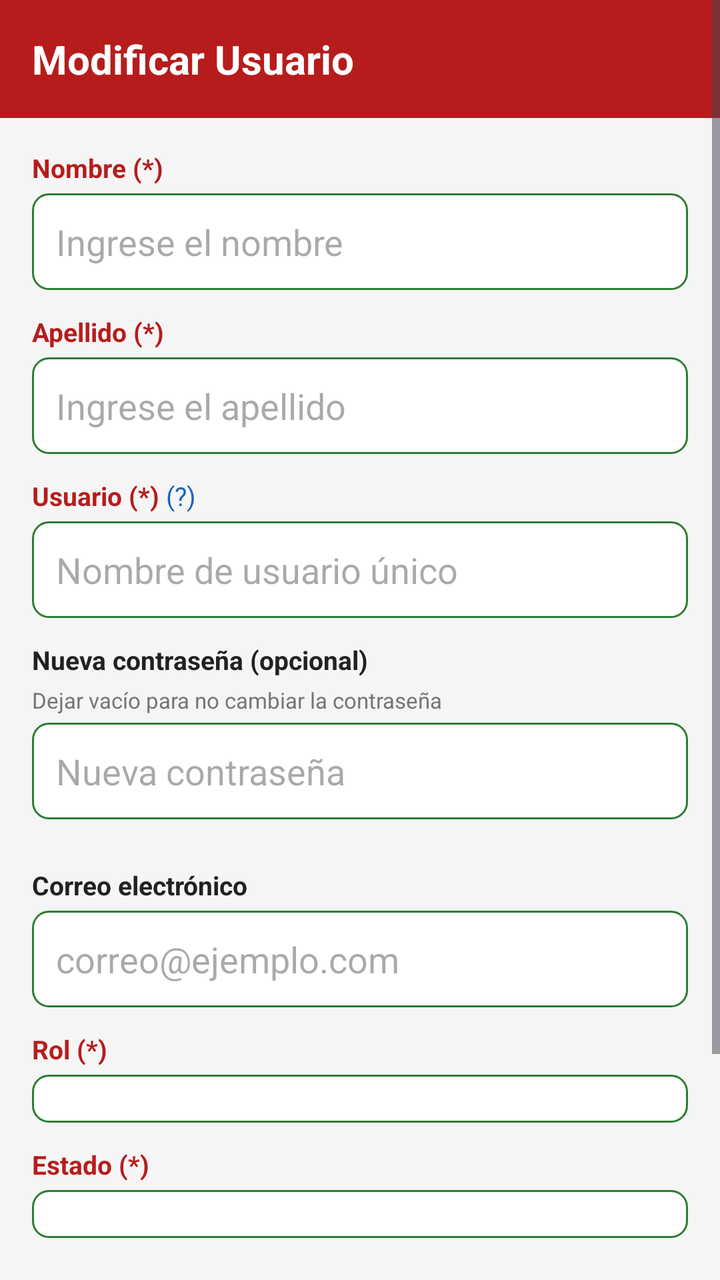
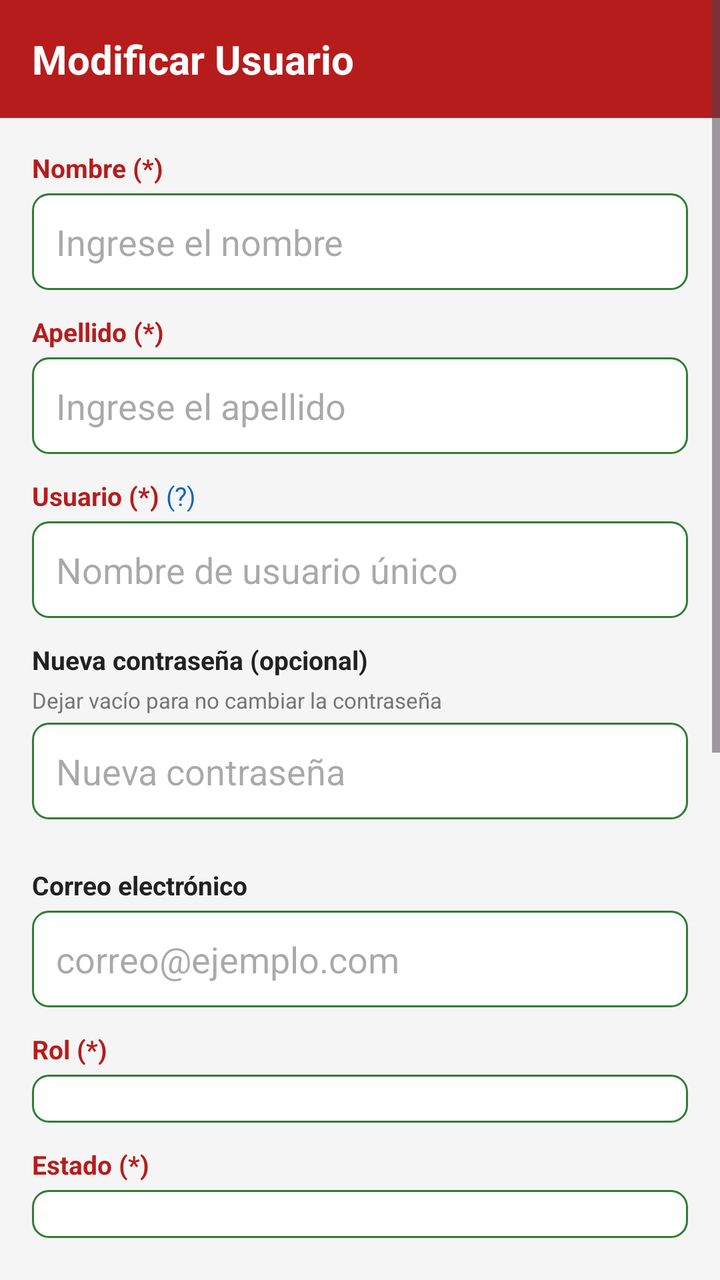

The first picture is an Android layout as it rendered before a commit; the second is the same layout after the commit. The layout source and the unified diff follow.
<!-- AndroidManifest.xml: application theme Theme.HueraDelValle -->
<!-- res/layout/activity_modificar_usuario.xml -->
<?xml version="1.0" encoding="utf-8"?>
<ScrollView xmlns:android="http://schemas.android.com/apk/res/android"
    android:layout_width="match_parent"
    android:layout_height="match_parent"
    android:background="#F5F5F5">

    <LinearLayout
        android:layout_width="match_parent"
        android:layout_height="wrap_content"
        android:orientation="vertical">

        
        <LinearLayout
            android:layout_width="match_parent"
            android:layout_height="wrap_content"
            android:background="#B71C1C"
            android:padding="16dp">

            <TextView
                android:layout_width="match_parent"
                android:layout_height="wrap_content"
                android:text="Modificar Usuario"
                android:textColor="#FFFFFF"
                android:textSize="20sp"
                android:textStyle="bold"/>

        </LinearLayout>

        
        <LinearLayout
            android:layout_width="match_parent"
            android:layout_height="wrap_content"
            android:orientation="vertical"
            android:padding="16dp">

            
            <TextView
                android:layout_width="match_parent"
                android:layout_height="wrap_content"
                android:text="Nombre (*)"
                android:textColor="#B71C1C"
                android:textStyle="bold"
                android:textSize="13sp"
                android:layout_marginBottom="4dp"/>

            <EditText
                android:id="@+id/etNombre"
                android:layout_width="match_parent"
                android:layout_height="wrap_content"
                android:hint="Ingrese el nombre"
                android:inputType="textPersonName"
                android:maxLength="50"
                android:padding="12dp"
                android:background="@drawable/bg_input"
                android:layout_marginBottom="12dp"/>

            
            <TextView
                android:layout_width="match_parent"
                android:layout_height="wrap_content"
                android:text="Apellido (*)"
                android:textColor="#B71C1C"
                android:textStyle="bold"
                android:textSize="13sp"
                android:layout_marginBottom="4dp"/>

            <EditText
                android:id="@+id/etApellido"
                android:layout_width="match_parent"
                android:layout_height="wrap_content"
                android:hint="Ingrese el apellido"
                android:inputType="textPersonName"
                android:maxLength="50"
                android:padding="12dp"
                android:background="@drawable/bg_input"
                android:layout_marginBottom="12dp"/>

            
            <LinearLayout
                android:layout_width="match_parent"
                android:layout_height="wrap_content"
                android:orientation="horizontal"
                android:gravity="center_vertical"
                android:layout_marginBottom="4dp">

                <TextView
                    android:layout_width="wrap_content"
                    android:layout_height="wrap_content"
                    android:text="Usuario (*)"
                    android:textColor="#B71C1C"
                    android:textStyle="bold"
                    android:textSize="13sp"/>

                <TextView
                    android:layout_width="wrap_content"
                    android:layout_height="wrap_content"
                    android:text=" (?)"
                    android:textColor="#1565C0"
                    android:textSize="13sp"
                    android:id="@+id/tvTooltipUsuario"/>

            </LinearLayout>

            <EditText
                android:id="@+id/etUsuario"
                android:layout_width="match_parent"
                android:layout_height="wrap_content"
                android:hint="Nombre de usuario único"
                android:inputType="textNoSuggestions"
                android:maxLength="30"
                android:padding="12dp"
                android:background="@drawable/bg_input"
                android:layout_marginBottom="12dp"/>

            
            <TextView
                android:layout_width="match_parent"
                android:layout_height="wrap_content"
                android:text="Nueva contraseña (opcional)"
                android:textColor="#212121"
                android:textStyle="bold"
                android:textSize="13sp"
                android:layout_marginBottom="4dp"/>

            <TextView
                android:layout_width="match_parent"
                android:layout_height="wrap_content"
                android:text="Dejar vacío para no cambiar la contraseña"
                android:textColor="#757575"
                android:textSize="11sp"
                android:layout_marginBottom="4dp"/>

            <EditText
                android:id="@+id/etNuevaContrasena"
                android:layout_width="match_parent"
                android:layout_height="wrap_content"
                android:hint="Nueva contraseña"
                android:inputType="textVisiblePassword"
                android:maxLength="50"
                android:padding="12dp"
                android:background="@drawable/bg_input"
                android:layout_marginBottom="24dp"/>

            
            <TextView
                android:layout_width="match_parent"
                android:layout_height="wrap_content"
                android:text="Correo electrónico"
                android:textColor="#212121"
                android:textStyle="bold"
                android:textSize="13sp"
                android:layout_marginBottom="4dp"/>

            <EditText
                android:id="@+id/etCorreo"
                android:layout_width="match_parent"
                android:layout_height="wrap_content"
                android:hint="correo@ejemplo.com"
                android:inputType="textEmailAddress"
                android:maxLength="100"
                android:padding="12dp"
                android:background="@drawable/bg_input"
                android:layout_marginBottom="12dp"/>

            
            <TextView
                android:layout_width="match_parent"
                android:layout_height="wrap_content"
                android:text="Rol (*)"
                android:textColor="#B71C1C"
                android:textStyle="bold"
                android:textSize="13sp"
                android:layout_marginBottom="4dp"/>

            <Spinner
                android:id="@+id/spinnerRol"
                android:layout_width="match_parent"
                android:layout_height="wrap_content"
                android:background="@drawable/bg_input"
                android:padding="12dp"
                android:layout_marginBottom="12dp"/>

            
            <TextView
                android:layout_width="match_parent"
                android:layout_height="wrap_content"
                android:text="Estado (*)"
                android:textColor="#B71C1C"
                android:textStyle="bold"
                android:textSize="13sp"
                android:layout_marginBottom="4dp"/>

            <Spinner
                android:id="@+id/spinnerEstado"
                android:layout_width="match_parent"
                android:layout_height="wrap_content"
                android:background="@drawable/bg_input"
                android:padding="12dp"
                android:layout_marginBottom="24dp"/>

            
            <Button
                android:id="@+id/btnModificar"
                android:layout_width="match_parent"
                android:layout_height="wrap_content"
                android:text="Modificar"
                android:backgroundTint="#B71C1C"
                android:textColor="#FFFFFF"
                android:padding="14dp"
                android:layout_marginBottom="8dp"/>

            <Button
                android:id="@+id/btnCancelar"
                android:layout_width="match_parent"
                android:layout_height="wrap_content"
                android:text="Cancelar"
                android:backgroundTint="#FFFFFF"
                android:textColor="#B71C1C"
                android:padding="14dp"/>

        </LinearLayout>

    </LinearLayout>

</ScrollView>
<!-- resources referenced by this layout -->
<resources>
  <!-- drawable bg_input (drawable) -->
  <?xml version="1.0" encoding="utf-8"?>
  <shape xmlns:android="http://schemas.android.com/apk/res/android"
      android:shape="rectangle">
  
      <solid android:color="#FFFFFF"/>
  
      <stroke
          android:width="1dp"
          android:color="#2E7D32"/>
  
      <corners android:radius="8dp"/>
  
  </shape>
  <style name="Theme.HueraDelValle" parent="Base.Theme.HueraDelValle" />
  <style name="Base.Theme.HueraDelValle" parent="Theme.Material3.DayNight.NoActionBar">
          
          
      </style>
</resources>

<!-- the commit's change to res/layout/activity_modificar_usuario.xml (unified diff, before → after) -->
@@ -199,6 +199,47 @@
                 android:layout_marginBottom="24dp"/>
 
             
+            <TextView
+                android:layout_width="match_parent"
+                android:layout_height="wrap_content"
+                android:text="Fotografía del usuario"
+                android:textColor="#212121"
+                android:textStyle="bold"
+                android:textSize="13sp"
+                android:layout_marginBottom="4dp"/>
+
+            <TextView
+                android:layout_width="match_parent"
+                android:layout_height="wrap_content"
+                android:text="La fotografía actual se conserva si no toma una nueva."
+                android:textColor="#757575"
+                android:textSize="11sp"
+                android:layout_marginBottom="8dp"/>
+
+            
+            <ImageView
+                android:id="@+id/ivFotoUsuario"
+                android:layout_width="180dp"
+                android:layout_height="180dp"
+                android:layout_gravity="center_horizontal"
+                android:background="#E0E0E0"
+                android:contentDescription="Selfie del usuario"
+                android:scaleType="centerCrop"
+                android:src="@android:drawable/ic_menu_camera"
+                android:padding="32dp"
+                android:layout_marginBottom="8dp"/>
+
+            <Button
+                android:id="@+id/btnTomarSelfie"
+                android:layout_width="match_parent"
+                android:layout_height="wrap_content"
+                android:text="Tomar nueva selfie"
+                android:backgroundTint="#1565C0"
+                android:textColor="#FFFFFF"
+                android:padding="14dp"
+                android:layout_marginBottom="24dp"/>
+
+            
             <Button
                 android:id="@+id/btnModificar"
                 android:layout_width="match_parent"
